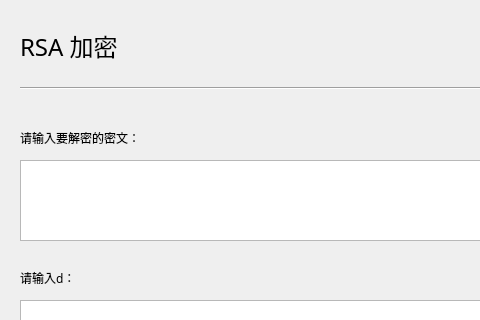
Above: CCS.RSA/gui/decrywin.ui from ffffansz/course-assignments before the change; both pictures show x 0 to 480 and y 0 to 320 of the 655 by 751 pixel window. Below: the same form after it.
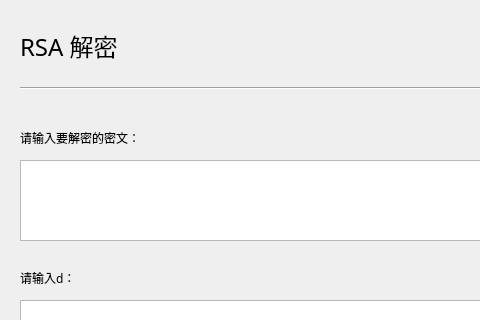
That is the form after the change.

What changed in the file:
```diff
--- a/CCS.RSA/gui/decrywin.ui
+++ b/CCS.RSA/gui/decrywin.ui
@@ -35,7 +35,7 @@
     </font>
    </property>
    <property name="text">
-    <string>RSA 加密</string>
+    <string>RSA 解密</string>
    </property>
    <property name="alignment">
     <set>Qt::AlignLeading|Qt::AlignLeft|Qt::AlignVCenter</set>
```
